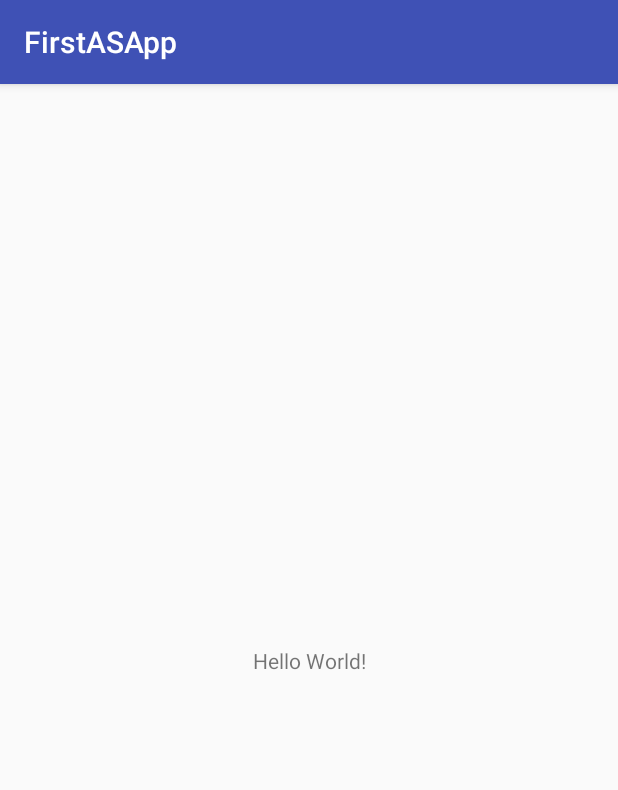
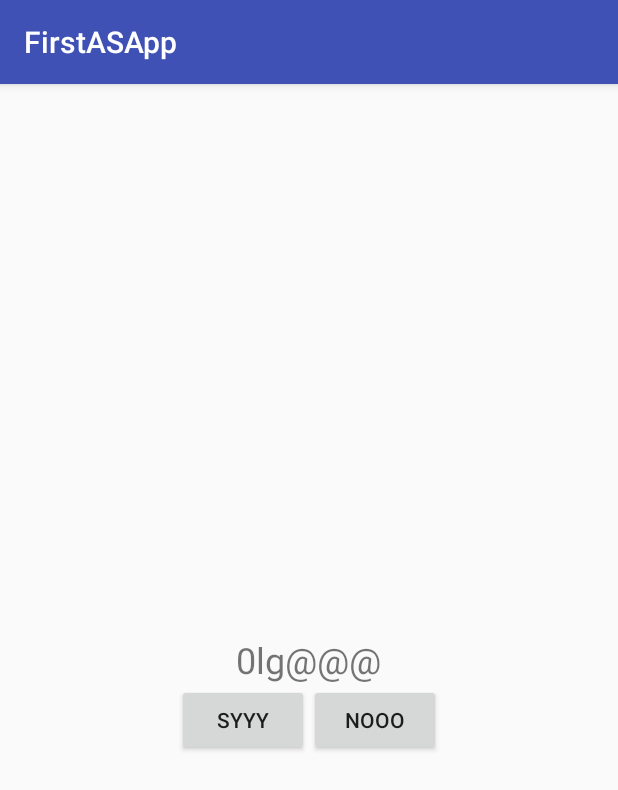
Before and after one commit to Jendoliver/DAM2AndroidStudioProjects, an Android app: the screen it shows after launch (MainActivity), on a phone screen of 412 x 824 dp. Shown: the top 790 px of the screen. Run offline under Robolectric (Android 15) with nearby library versions, the phone set to English and light mode, and no system bars; 1 statement that could not run was skipped.

Commit message:
Some buttons and layouts added to HelloWorld app (first one)

```diff
--- a/FirstASApp/app/src/main/java/com/apporelbotna/firstasapp/MainActivity.java
+++ b/FirstASApp/app/src/main/java/com/apporelbotna/firstasapp/MainActivity.java
@@ -2,6 +2,7 @@ package com.apporelbotna.firstasapp;
 
 import android.support.v7.app.AppCompatActivity;
 import android.os.Bundle;
+import android.widget.TextView;
 
 public class MainActivity extends AppCompatActivity {
 
@@ -9,5 +10,7 @@ public class MainActivity extends AppCompatActivity {
     protected void onCreate(Bundle savedInstanceState) {
         super.onCreate(savedInstanceState);
         setContentView(R.layout.activity_main);
+        TextView textView = (TextView) findViewById(R.id.tv_olga);
+        textView.setText(getResources().getIdentifier("converted_main", "string", "values"));
     }
 }
--- a/FirstASApp/app/src/main/res/layout/activity_main.xml
+++ b/FirstASApp/app/src/main/res/layout/activity_main.xml
@@ -1,5 +1,5 @@
 <?xml version="1.0" encoding="utf-8"?>
-<android.support.constraint.ConstraintLayout
+<RelativeLayout
     xmlns:android="http://schemas.android.com/apk/res/android"
     xmlns:tools="http://schemas.android.com/tools"
     xmlns:app="http://schemas.android.com/apk/res-auto"
@@ -8,12 +8,36 @@
     tools:context="com.apporelbotna.firstasapp.MainActivity">
 
     <TextView
+        android:id="@+id/tv_olga"
         android:layout_width="wrap_content"
         android:layout_height="wrap_content"
-        android:text="Hello World!"
-        app:layout_constraintBottom_toBottomOf="parent"
-        app:layout_constraintLeft_toLeftOf="parent"
-        app:layout_constraintRight_toRightOf="parent"
-        app:layout_constraintTop_toTopOf="parent" />
+        android:gravity="center_horizontal"
+        android:text="0lg@@@"
+        android:textSize="24sp"
+        android:layout_centerVertical="true"
+        android:layout_centerHorizontal="true"/>
 
-</android.support.constraint.ConstraintLayout>
+    <LinearLayout
+        android:layout_width="wrap_content"
+        android:layout_height="wrap_content"
+        android:orientation="horizontal"
+        android:layout_below="@+id/tv_olga"
+        android:layout_centerHorizontal="true">
+
+        <Button
+            android:id="@+id/btn"
+            android:layout_width="wrap_content"
+            android:layout_height="wrap_content"
+            android:layout_weight="1"
+            android:text="syyy"/>
+
+        <Button
+            android:id="@+id/btn1"
+            android:layout_width="wrap_content"
+            android:layout_height="wrap_content"
+            android:layout_weight="1"
+            android:text="nooo"/>
+
+    </LinearLayout>
+
+</RelativeLayout>
--- a/FirstASApp/app/src/main/res/values/strings.xml
+++ b/FirstASApp/app/src/main/res/values/strings.xml
@@ -1,3 +1,4 @@
 <resources>
     <string name="app_name">FirstASApp</string>
+    <string name="converted_main">Ola?????</string>
 </resources>
```
